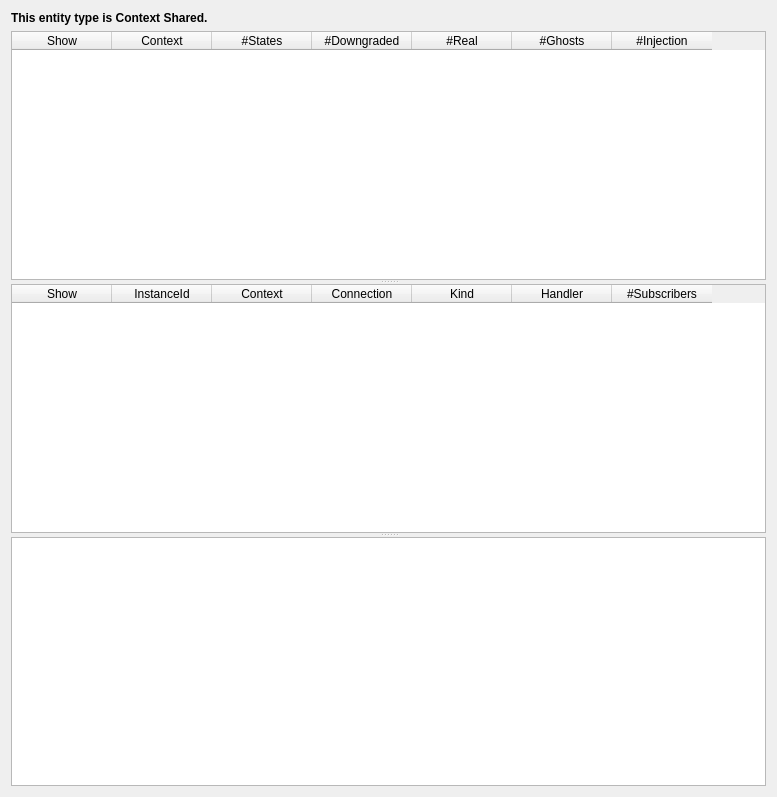
Old version of the form src/dose/dose_dobexplorer.ss/src/entitystats.ui in the repository SafirSDK/safir-sdk-core.
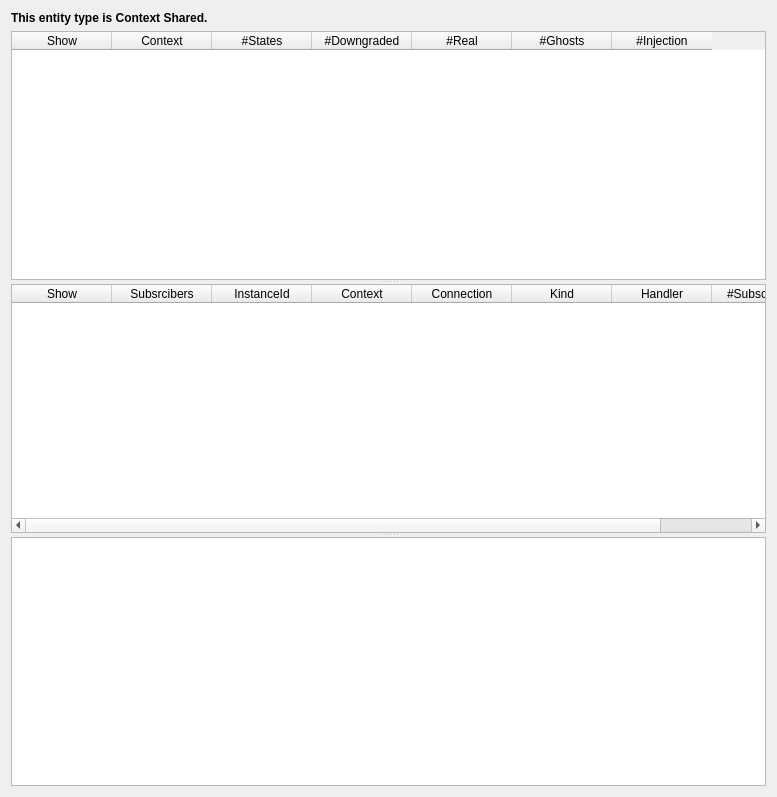
New version of the form.

The edit to the form file:
```diff
--- a/src/dose/dose_dobexplorer.ss/src/entitystats.ui
+++ b/src/dose/dose_dobexplorer.ss/src/entitystats.ui
@@ -100,6 +100,11 @@
         <string>Show</string>
        </property>
       </column>
+      <column>
+       <property name="text">
+        <string>Subsrcibers</string>
+       </property>
+      </column>      
       <column>
        <property name="text">
         <string>InstanceId</string>
```
